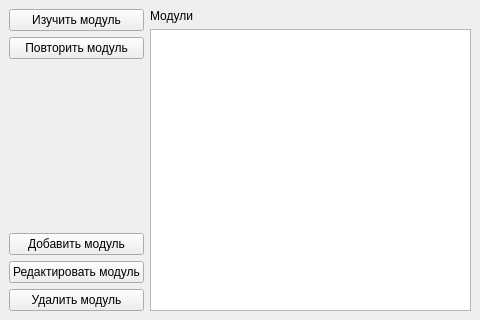
Qt form src/ui/qt/main_window.ui (RullDeef/kanki) before a commit.
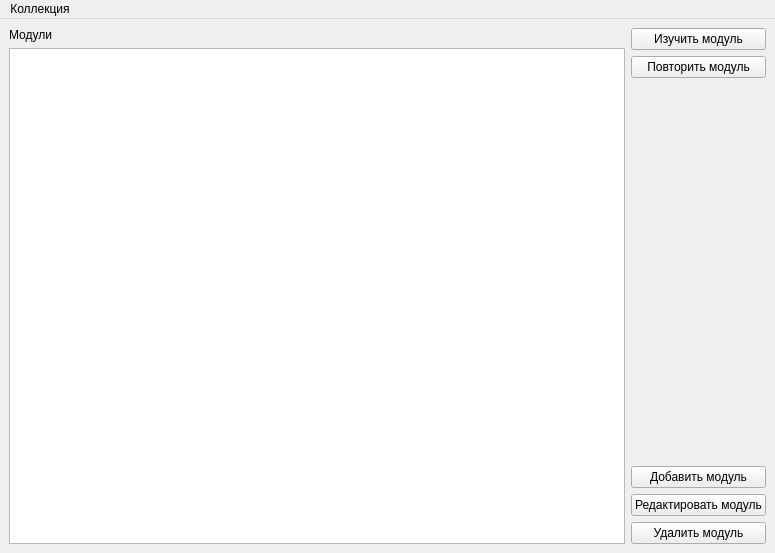
The same form after that commit.

Patch:
```diff
--- a/src/ui/qt/main_window.ui
+++ b/src/ui/qt/main_window.ui
@@ -6,8 +6,8 @@
    <rect>
     <x>0</x>
     <y>0</y>
-    <width>480</width>
-    <height>320</height>
+    <width>775</width>
+    <height>553</height>
    </rect>
   </property>
   <property name="windowTitle">
@@ -15,6 +15,20 @@
   </property>
   <widget class="QWidget" name="centralwidget">
    <layout class="QHBoxLayout" name="horizontalLayout">
+    <item>
+     <layout class="QVBoxLayout" name="verticalLayout">
+      <item>
+       <widget class="QLabel" name="label">
+        <property name="text">
+         <string>Модули</string>
+        </property>
+       </widget>
+      </item>
+      <item>
+       <widget class="QListWidget" name="decksList"/>
+      </item>
+     </layout>
+    </item>
     <item>
      <layout class="QVBoxLayout" name="verticalLayout_2">
       <item>
@@ -67,20 +81,6 @@
       </item>
      </layout>
     </item>
-    <item>
-     <layout class="QVBoxLayout" name="verticalLayout">
-      <item>
-       <widget class="QLabel" name="label">
-        <property name="text">
-         <string>Модули</string>
-        </property>
-       </widget>
-      </item>
-      <item>
-       <widget class="QListWidget" name="decksList"/>
-      </item>
-     </layout>
-    </item>
    </layout>
   </widget>
   <widget class="QMenuBar" name="menubar">
@@ -88,10 +88,18 @@
     <rect>
      <x>0</x>
      <y>0</y>
-     <width>480</width>
+     <width>775</width>
      <height>22</height>
     </rect>
    </property>
+   <widget class="QMenu" name="menu">
+    <property name="title">
+     <string>Коллекция</string>
+    </property>
+    <addaction name="importAction"/>
+    <addaction name="exportAction"/>
+   </widget>
+   <addaction name="menu"/>
   </widget>
  </widget>
  <resources/>
```
Left out of the diff: 10 changed lines with no effect on the pictures.
